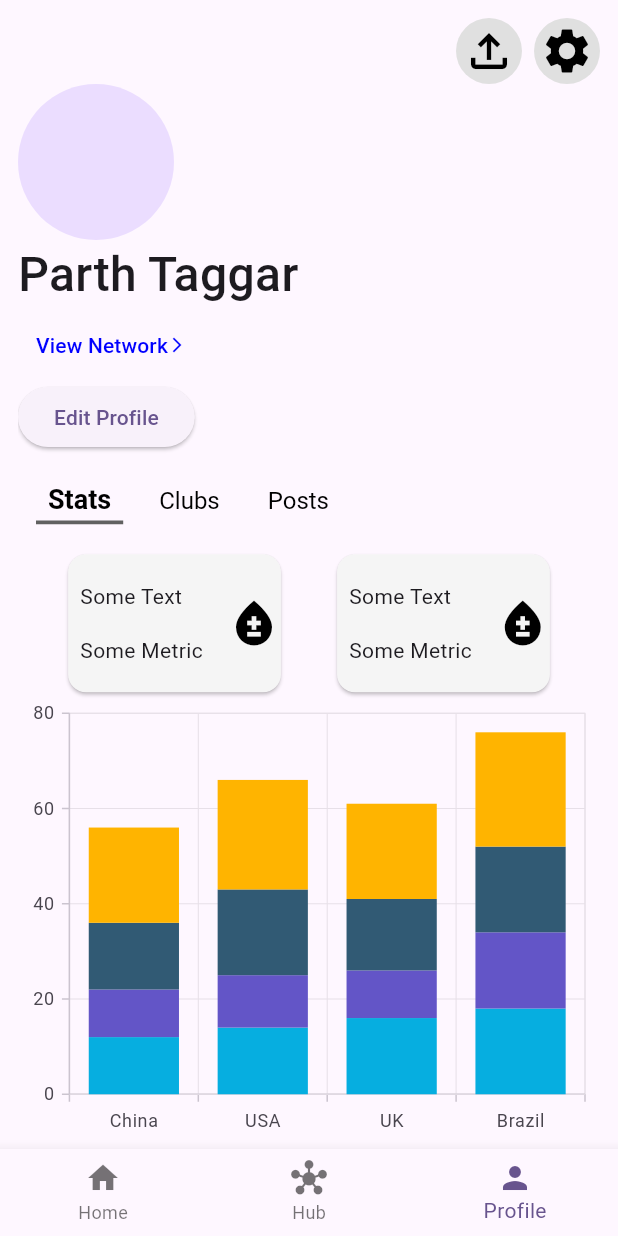
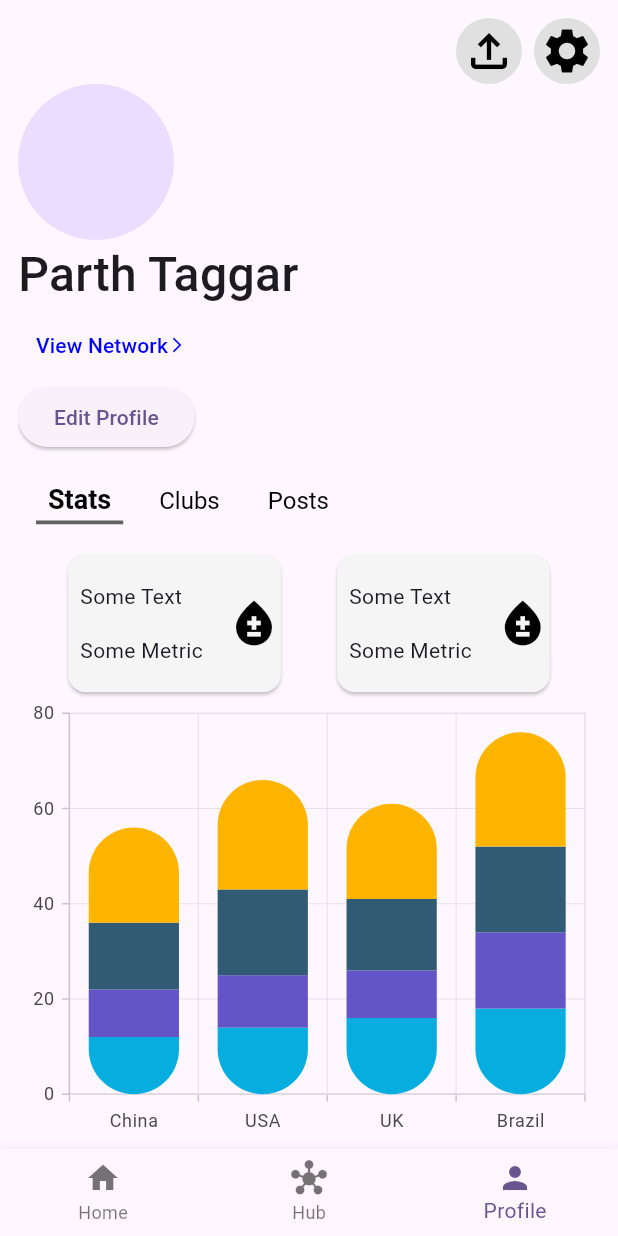
Before and after one commit to Parth-11/Athelia-App, a Flutter app: the screen it shows after launch, item 3 of the bottom bar chosen, on a phone screen of 412 x 824 dp. Run offline on Flutter 3.47's test engine with Material 3 defaults, Android fonts, the phone set to English and light mode, and no system bars; our stand-ins replace syncfusion_flutter_charts.

Commit message:
Changed the style of the graphs

```diff
--- a/lib/screens/profile/stats.dart
+++ b/lib/screens/profile/stats.dart
@@ -48,6 +48,10 @@ class StatsSubSection extends StatelessWidget {
           primaryXAxis: CategoryAxis(),
           series: [
             StackedColumnSeries<ChartData, String>(
+              borderRadius: BorderRadius.only(
+                bottomLeft: Radius.circular(32),
+                bottomRight: Radius.circular(32),
+              ),
               dataSource: chartData,
               xValueMapper: (data, _) => data.x,
               yValueMapper: (data, _) => data.y1,
@@ -63,6 +67,10 @@ class StatsSubSection extends StatelessWidget {
               yValueMapper: (data, _) => data.y3,
             ),
             StackedColumnSeries<ChartData, String>(
+              borderRadius: BorderRadius.only(
+                topLeft: Radius.circular(32),
+                topRight: Radius.circular(32),
+              ),
               dataSource: chartData,
               xValueMapper: (data, _) => data.x,
               yValueMapper: (data, _) => data.y4,
```
